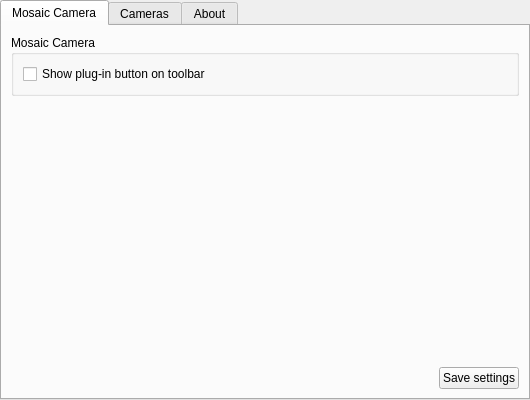
The window that plugins/MosaicCamera/src/gui/mosaicCameraDialog.ui (Stellarium/stellarium) describes before a commit, drawn with Qt 5.
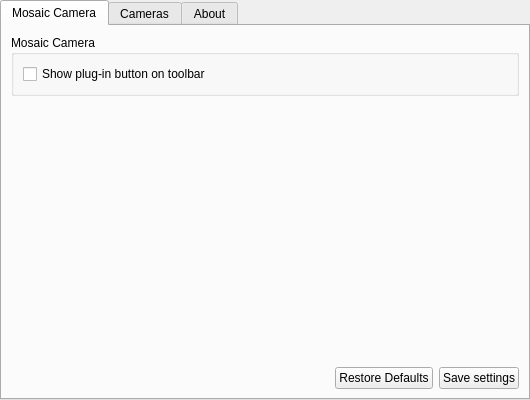
The same window after the commit. Custom widgets are drawn as their Qt base class.

Commit message: Add MC restore defaults button

```diff
--- a/plugins/MosaicCamera/src/gui/mosaicCameraDialog.ui
+++ b/plugins/MosaicCamera/src/gui/mosaicCameraDialog.ui
@@ -93,6 +93,13 @@
            </property>
           </spacer>
          </item>
+         <item>
+          <widget class="QPushButton" name="pushButtonRestoreDefaults">
+           <property name="text">
+            <string>Restore Defaults</string>
+           </property>
+          </widget>
+         </item>
          <item>
           <widget class="QPushButton" name="pushButtonSaveSettings">
            <property name="text">
```
The commit also changes 4 other files.
